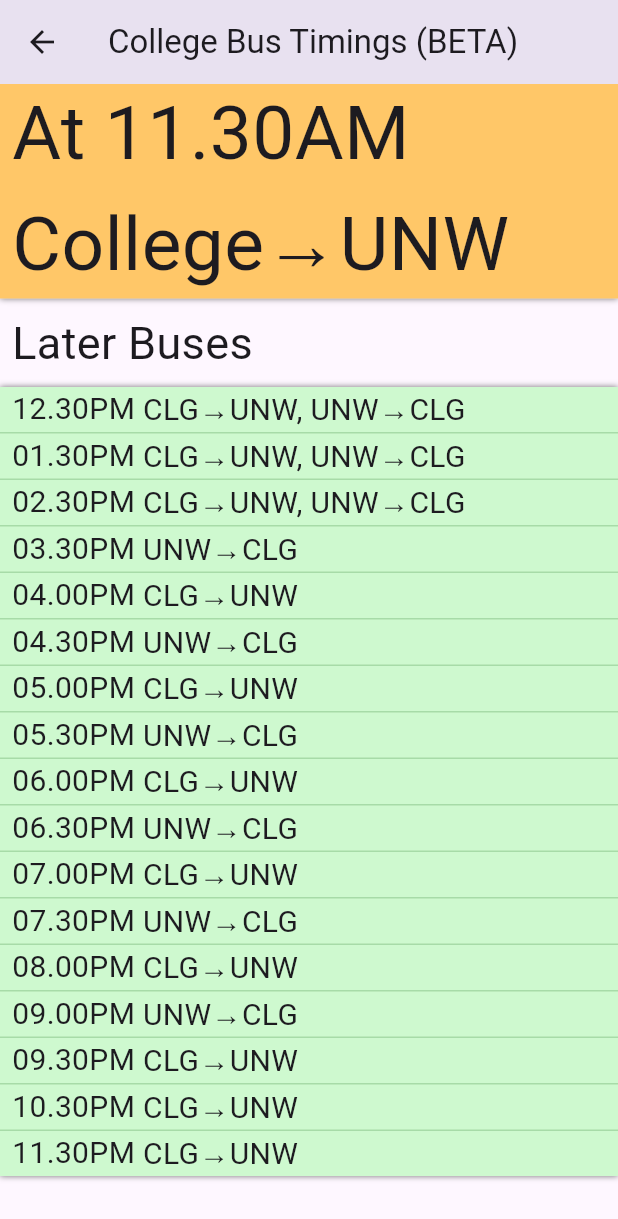
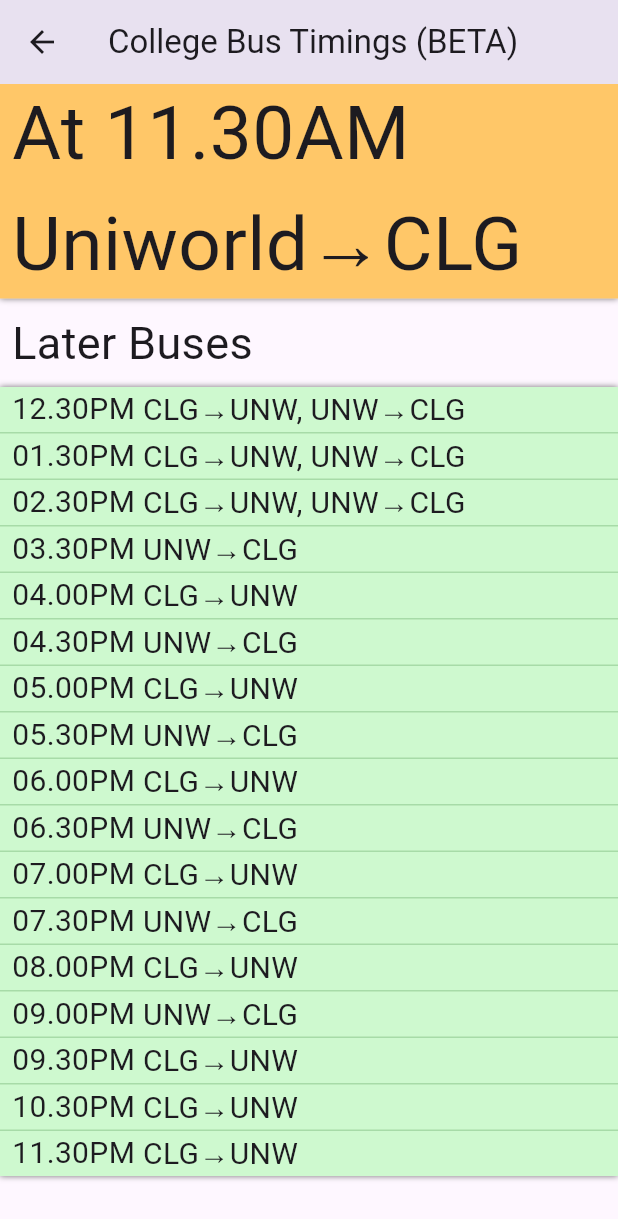
Before and after one commit to kphanipavan/IIITB_Menu, a Flutter app: the BusTimingsPage screen opened by its route, scrolled down 337 dp, on a phone screen of 412 x 824 dp. Shown: the top 1219 px of the screen. Run offline on Flutter 3.47's test engine with Material 3 defaults, Android fonts, the phone set to English and light mode, and no system bars; our stand-ins replace qr_flutter, share_plus, shared_preferences; accounts and stored records are empty; network calls fail.

Commit message:
fix bus sch

```diff
--- a/lib/constants.dart
+++ b/lib/constants.dart
@@ -94,7 +94,7 @@ const List<Map<String, dynamic>> busTimimgs = [
   {
     "time": "11.30AM",
     "count": 1,
-    "routes": [c2u]
+    "routes": [u2c]
   },
   {
     "time": "12.30PM",
```
